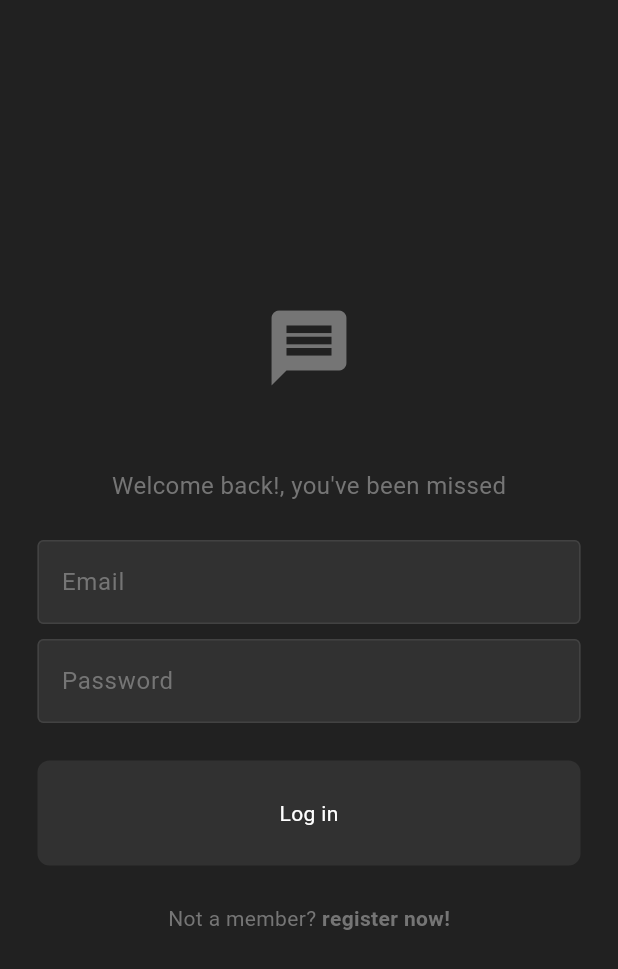
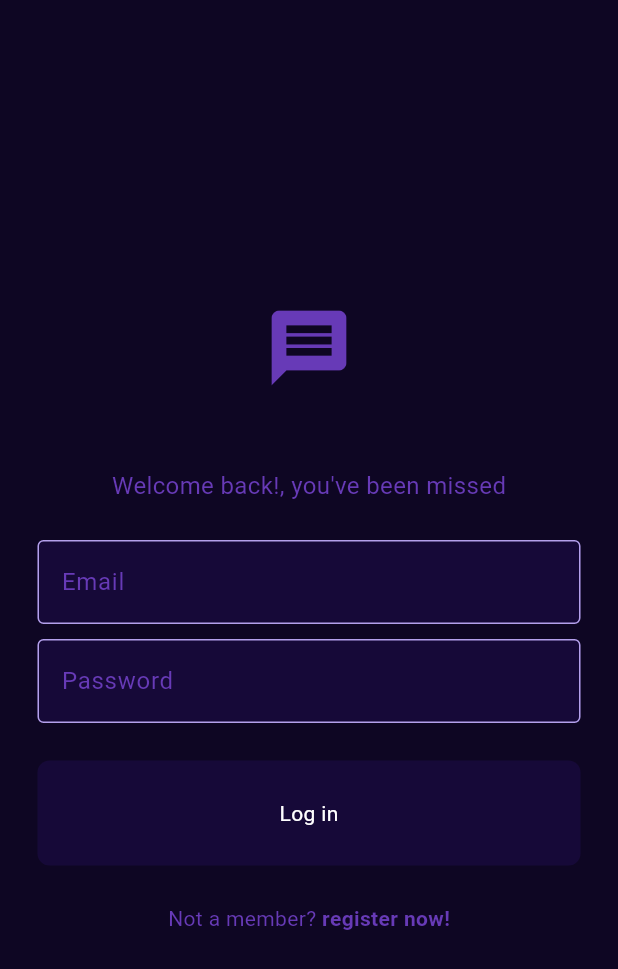
Before and after one commit to carbonanik/chatapp, a Flutter app: the screen it shows after launch, on a phone screen of 412 x 824 dp. Shown: the top 969 px of the screen. Run offline on Flutter 3.47's test engine with Material 3 defaults, Android fonts, the phone set to English and light mode, and no system bars; our stand-ins replace cloud_firestore, firebase_auth, firebase_core; accounts and stored records are empty; generated files the repository leaves out were written again.

Commit message:
🤏 Small changes

```diff
--- a/lib/pages/chat_page.dart
+++ b/lib/pages/chat_page.dart
@@ -148,7 +148,7 @@ class _ChatPageState extends State<ChatPage> {
           ),
           Container(
             decoration: BoxDecoration(
-              color: Colors.green.shade300,
+              color: Theme.of(context).colorScheme.primary,
               shape: BoxShape.circle,
             ),
             child: IconButton(
--- a/lib/theme/dark_mode.dart
+++ b/lib/theme/dark_mode.dart
@@ -1,11 +1,21 @@
 import 'package:flutter/material.dart';
 
+// ThemeData darkMode = ThemeData(
+//   colorScheme: ColorScheme.dark(
+//     background: Colors.grey.shade900,
+//     primary: Colors.grey.shade600,
+//     secondary: const Color(0xff313131),
+//     tertiary: Colors.grey.shade800,
+//     inversePrimary: Colors.grey.shade300,
+//   ),
+// );
+
 ThemeData darkMode = ThemeData(
-  colorScheme: ColorScheme.dark(
-    background: Colors.grey.shade900,
-    primary: Colors.grey.shade600,
-    secondary: const Color(0xff313131),
-    tertiary: Colors.grey.shade800,
-    inversePrimary: Colors.grey.shade300,
+  colorScheme: const ColorScheme.dark(
+    primary: Color(0xff673ab7),
+    background:  Color(0xff0e0623),
+    secondary: Color(0xff160938),
+    tertiary: Color(0xffb4a0ec),
+    inversePrimary: Color(0xffd6c7ff),
   ),
 );
--- a/lib/theme/light_mode.dart
+++ b/lib/theme/light_mode.dart
@@ -1,11 +1,20 @@
 import 'package:flutter/material.dart';
 
+// ThemeData lightMode = ThemeData(
+//   colorScheme: ColorScheme.light(
+//     background: Colors.grey.shade300,
+//     primary: Colors.grey.shade500,
+//     secondary: Colors.grey.shade200,
+//     tertiary: Colors.white,
+//     inversePrimary: Colors.grey.shade900,
+//   )
+// );
+
 ThemeData lightMode = ThemeData(
-  colorScheme: ColorScheme.light(
-    background: Colors.grey.shade300,
-    primary: Colors.grey.shade500,
-    secondary: Colors.grey.shade200,
-    tertiary: Colors.white,
-    inversePrimary: Colors.grey.shade900,
-  )
-);
+    colorScheme: ColorScheme.light(
+  background: Color(0xffb4a0ec),
+  primary: Color(0xff673ab7),
+  secondary: Color(0xffd6c7ff),
+  tertiary: Color(0xff0e0623),
+  inversePrimary: Color(0xff160938),
+));
```
Also changed, not shown: lib/components/chat_bubble.dart (+8 -3 lines).
